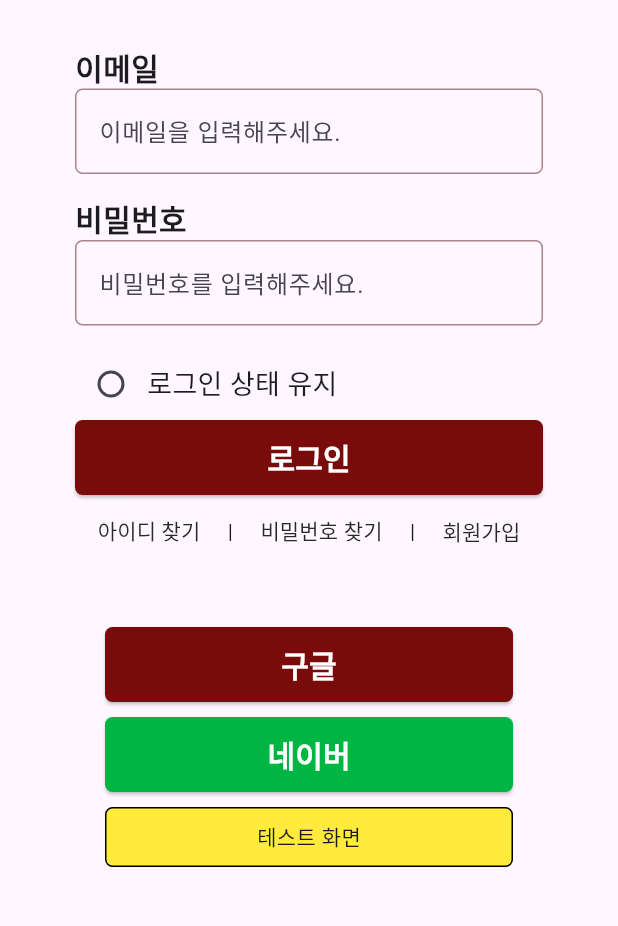
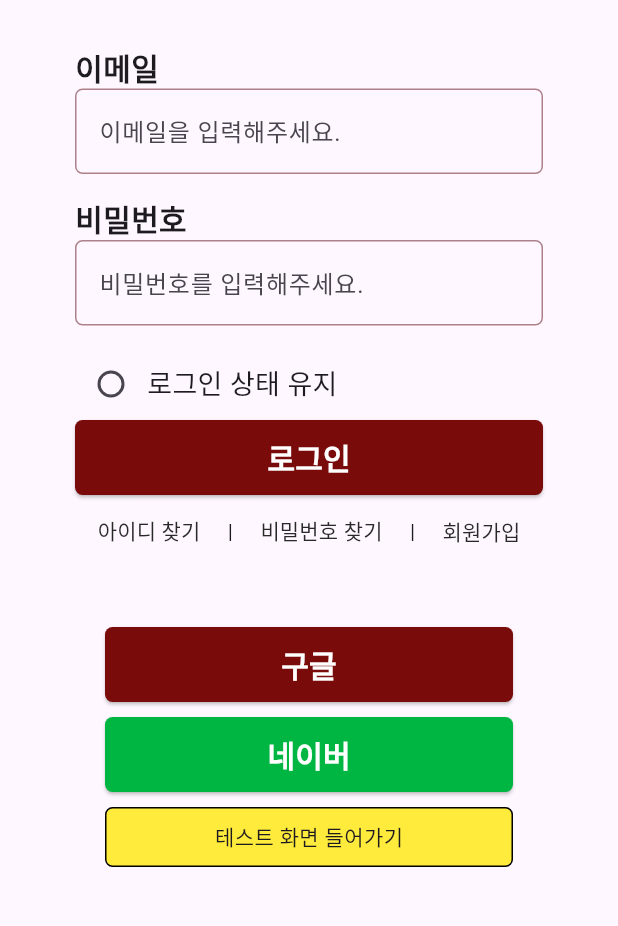
Before and after one commit to lee-giho/gachi_janchi, a Flutter app: the screen it shows after launch, on a phone screen of 412 x 824 dp, the part 300-1226 px from its top. Run offline on Flutter 3.47's test engine with Material 3 defaults, Android fonts, the phone set to English and light mode, and no system bars; our stand-ins replace cookie_jar, dio, dio_cookie_manager, flutter_dotenv, flutter_secure_storage, google_sign_in and 1 more; missing offline and left inert: flutter_naver_login, flutter_naver_map, qr_code_scanner_plus.

Commit message:
test commit

```diff
--- a/front/lib/screens/login_screen.dart
+++ b/front/lib/screens/login_screen.dart
@@ -584,7 +584,7 @@ class _LoginScreenState extends State<LoginScreen> {
                               borderRadius: BorderRadius.circular(5),
                             ),
                             child: const Center(
-                              child: Text("테스트 화면")
+                              child: Text("테스트 화면 들어가기")
                             ),
                           ),
                         ],
```
